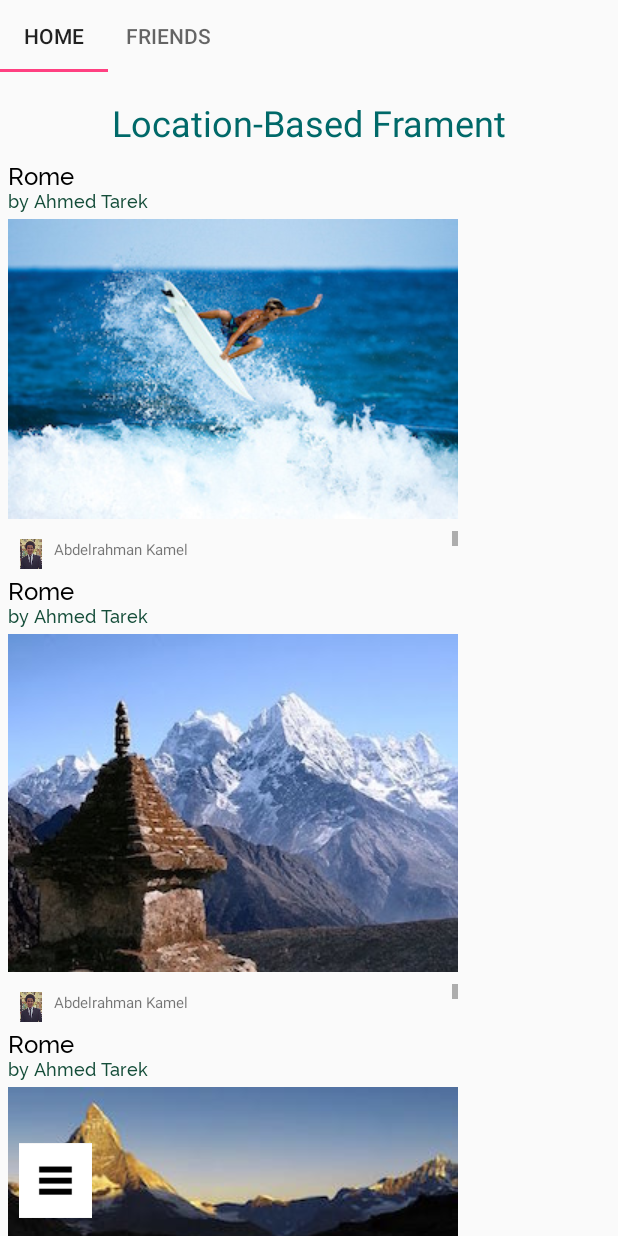
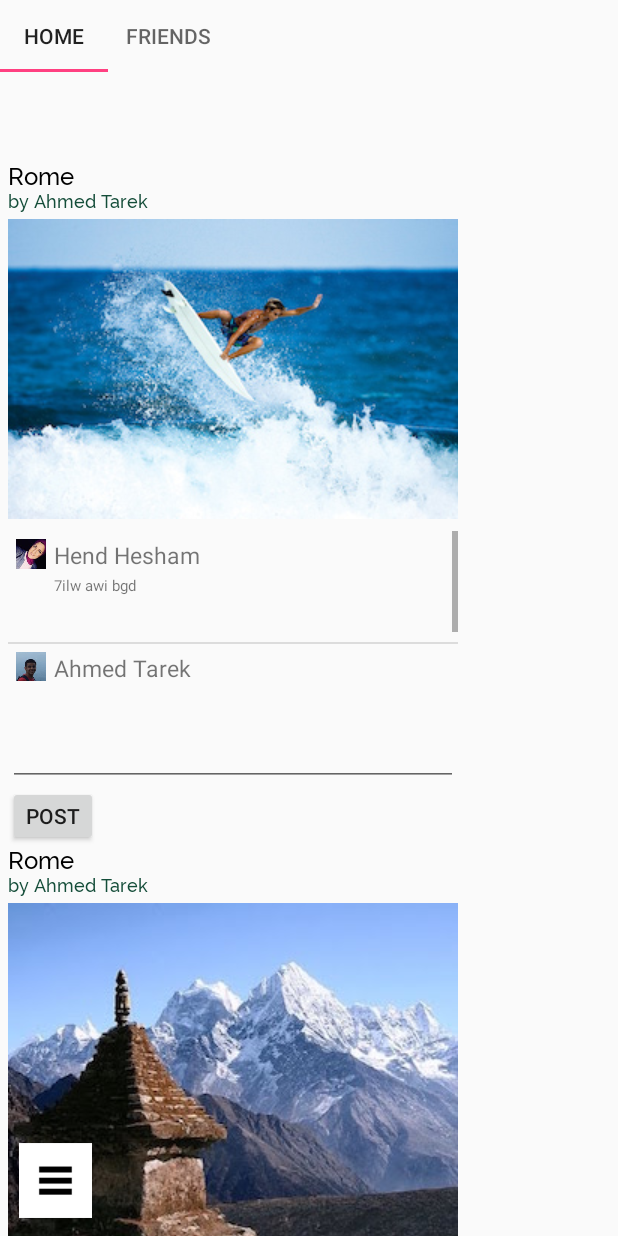
Before and after one commit to azamzamy/GeoApplication, an Android app: the screen it shows after launch (Timeline), after a tap on "Sign In With Facebook", on a phone screen of 412 x 824 dp. Run offline under Robolectric (Android 15) with nearby library versions, the phone set to English and light mode, and no system bars; our stand-ins replace Picasso.

Commit message:
dummy comment section

```diff
--- a/Android/YouAreHere/app/src/main/java/com/example/hp/youarehere/CommentsListAdapter.java
+++ b/Android/YouAreHere/app/src/main/java/com/example/hp/youarehere/CommentsListAdapter.java
@@ -45,15 +45,15 @@ public class CommentsListAdapter extends ArrayAdapter<String>{
         this.friendImage = imgId;
     }
 
-    public CommentsListAdapter(Activity context, ArrayList<String> itemName, ArrayList<Integer> imgId, ArrayList<String> comments) {
-        super(context, R.layout.mylist, itemName);
+    public CommentsListAdapter(Activity context, ArrayList<String> itemName, ArrayList<Integer> imgId, ArrayList<String> comment) {
+        super(context, R.layout.comment, itemName);
         this.context = context;
         this.friendName = itemName;
         this.friendImage = imgId;
         tempImgid = new ArrayList<Integer>();
         tempItemname = new ArrayList<String>();
         tempImgid.addAll(imgId);
-        this.comments.addAll(comments);
+        comments.addAll(comment);
         tempItemname.addAll(itemName);
     }
 
@@ -62,9 +62,11 @@ public class CommentsListAdapter extends ArrayAdapter<String>{
         View rowView = inflater.inflate(R.layout.comment, null, true);
         TextView txtTitle = (TextView) rowView.findViewById(R.id.friendname);
         ImageView imageView = (ImageView) rowView.findViewById(R.id.friendimage);
+        TextView comm = (TextView) rowView.findViewById(R.id.comment);
 
         txtTitle.setText(friendName.get(position));
         imageView.setImageResource(friendImage.get(position));
+        comm.setText(comments.get(position));
 
         return rowView;
     }
--- a/Android/YouAreHere/app/src/main/java/com/example/hp/youarehere/adapters/ImagesAdapter.java
+++ b/Android/YouAreHere/app/src/main/java/com/example/hp/youarehere/adapters/ImagesAdapter.java
@@ -7,6 +7,8 @@ import android.support.v7.widget.RecyclerView;
 import android.view.LayoutInflater;
 import android.view.View;
 import android.view.ViewGroup;
+import android.widget.Button;
+import android.widget.EditText;
 import android.widget.ImageView;
 import android.widget.ListView;
 import android.widget.TextView;
@@ -14,6 +16,7 @@ import android.widget.TextView;
 import com.example.hp.youarehere.CommentsListAdapter;
 import com.example.hp.youarehere.FriendsListAdapter;
 import com.example.hp.youarehere.R;
+import com.example.hp.youarehere.Timeline;
 import com.example.hp.youarehere.utilities.Post;
 import com.squareup.picasso.Picasso;
 
@@ -27,16 +30,16 @@ public class ImagesAdapter extends RecyclerView.Adapter<ImagesAdapter.LocationVi
     Post[] items;
     Context context;
     int version;
-    Activity activity;
+    final Activity activity;
 
     ListView commentsList;
     private CommentsListAdapter adapter;
-    private int[] images = new int[]{R.drawable.ahmedtarek, R.drawable.hend, R.drawable.kamel};
-    private String [] names = {"Ahmed Tarek", "Hend Hesham", "Abdelrahman Kamel"};
-    private String [] commentValues = {"Awesome", "7ilw awi bgd", "yalahwyyy"};
-    private ArrayList<String> friendNames;
-    private ArrayList<Integer> friendImages;
-    private ArrayList<String> comments;
+    private int[] images = new int[]{R.drawable.ahmedtarek, R.drawable.hend};
+    private String [] names = {"Ahmed Tarek", "Hend Hesham"};
+    private String [] commentValues = {"Awesome", "7ilw awi bgd"};
+    public ArrayList<String> friendNames;
+    public ArrayList<Integer> friendImages;
+    public ArrayList<String> comments;
 
 
     public ImagesAdapter(Post[] items, Context context, int version, Activity activity) {
@@ -62,7 +65,7 @@ public class ImagesAdapter extends RecyclerView.Adapter<ImagesAdapter.LocationVi
     }
 
     @Override
-    public void onBindViewHolder(LocationViewHolder holder, int position) {
+    public void onBindViewHolder(final LocationViewHolder holder, int position) {
 
 
         friendNames = new ArrayList<String>();
@@ -70,7 +73,7 @@ public class ImagesAdapter extends RecyclerView.Adapter<ImagesAdapter.LocationVi
         friendImages = new ArrayList<Integer>();
         comments = new ArrayList<String>();
 
-        int i = 2;
+        int i = names.length-1;
         while (i >= 0) {
             friendNames.add(names[i]);
             friendImages.add(images[i]);
@@ -79,7 +82,7 @@ public class ImagesAdapter extends RecyclerView.Adapter<ImagesAdapter.LocationVi
         }
 
 
-        CommentsListAdapter adapter2 = new CommentsListAdapter(activity, friendNames, friendImages, comments);
+        final CommentsListAdapter adapter2 = new CommentsListAdapter(activity, friendNames, friendImages, comments);
 
         holder.commentsList.setAdapter(adapter2);
 
@@ -98,15 +101,42 @@ public class ImagesAdapter extends RecyclerView.Adapter<ImagesAdapter.LocationVi
         }
 
 
+        holder.postButton.setOnClickListener(new View.OnClickListener() {
+
+
+            @Override
+            public void onClick(View v) {
+
+                comments.add(holder.post.getText().toString());
+                friendNames.add("Zamzamy");
+                friendImages.add(R.drawable.zamzamy);
+
+                CommentsListAdapter adapter2 = new CommentsListAdapter(activity, friendNames, friendImages, comments);
+
+                holder.commentsList.setAdapter(adapter2);
+                adapter2.notifyDataSetChanged();
+
+            }
+        });
+
+
+
+
+
     }
 
     class LocationViewHolder extends RecyclerView.ViewHolder {
         ImageView image;
         TextView userName, location;
         ListView commentsList;
+        EditText post;
+        final Button postButton;
+        public LocationViewHolder(final View itemview) {
+            super(itemview);
 
-        public LocationViewHolder(View itemview) {
-            super(itemview);
+            post = (EditText) itemview.findViewById(R.id.post);
+            postButton = (Button)  itemview.findViewById(R.id.postbutton);
+
             image = (ImageView) itemview.findViewById(R.id.image_post);
             userName = (TextView) itemview.findViewById(R.id.user_name);
             location = (TextView) itemview.findViewById(R.id.location);
@@ -117,6 +147,10 @@ public class ImagesAdapter extends RecyclerView.Adapter<ImagesAdapter.LocationVi
                 location.setTypeface(Typeface.createFromAsset(context.getAssets(), "Raleway-Medium.ttf"));
             }
 
+
+
+
+
         }
     }
 }
--- a/Android/YouAreHere/app/src/main/java/com/example/hp/youarehere/fragments/LocationBasedFragment.java
+++ b/Android/YouAreHere/app/src/main/java/com/example/hp/youarehere/fragments/LocationBasedFragment.java
@@ -1,5 +1,6 @@
 package com.example.hp.youarehere.fragments;
 
+import android.content.Context;
 import android.location.Location;
 import android.support.v4.app.Fragment;
 import android.os.Bundle;
@@ -8,6 +9,8 @@ import android.support.v7.widget.RecyclerView;
 import android.view.LayoutInflater;
 import android.view.View;
 import android.view.ViewGroup;
+import android.widget.Button;
+import android.widget.EditText;
 import android.widget.ListView;
 
 import com.example.hp.youarehere.CommentsListAdapter;
@@ -31,12 +34,13 @@ public class LocationBasedFragment extends Fragment {
     LinearLayoutManager locationLinearLayoutManager;
     Post[] locationPosts;
 
+
+
     @Override
     public View onCreateView(LayoutInflater inflater, ViewGroup container,
                               Bundle savedInstanceState) {
 
-        ViewGroup rootView = (ViewGroup) inflater.inflate(R.layout.location_based_fragment, container, false);
-
+        final ViewGroup rootView = (ViewGroup) inflater.inflate(R.layout.location_based_fragment, container, false);
 
         locationPosts = new Post[8];
         for (int i=0; i<locationPosts.length; i++) {
@@ -51,6 +55,9 @@ public class LocationBasedFragment extends Fragment {
 
 
 
+
+
+
         return rootView;
     }
 }
--- a/Android/YouAreHere/app/src/main/res/layout/comment.xml
+++ b/Android/YouAreHere/app/src/main/res/layout/comment.xml
@@ -6,7 +6,6 @@
     android:layout_width="match_parent"
     android:layout_height="50dp"
     android:weightSum="1">
-
 
     <ImageView
         android:id="@+id/friendimage"
@@ -17,12 +16,15 @@
         android:layout_marginRight="5dp"
         android:layout_marginTop="5dp"/>
 
-
+<LinearLayout
+    android:layout_width="wrap_content"
+    android:layout_height="wrap_content"
+    android:orientation="vertical">
     <TextView
         android:id="@+id/friendname"
-        android:layout_width="257dp"
-        android:layout_height="wrap_content"
-        android:textSize="10dp"
+        android:layout_width="200dp"
+        android:layout_height="24dp"
+        android:textSize="15dp"
         android:paddingTop="5dp"
         android:gravity="left" />
 
@@ -30,11 +32,18 @@
 
     <TextView
         android:id="@+id/comment"
-        android:layout_width="257dp"
-        android:layout_height="wrap_content"
+        android:layout_width="200dp"
+        android:layout_height="50dp"
         android:textSize="10dp"
         android:paddingTop="5dp"
-        android:gravity="left" />
+
+
+        android:layout_weight="37.75" />
+
+</LinearLayout>
+
+
+
 
 
 
--- a/Android/YouAreHere/app/src/main/res/layout/location_based_fragment.xml
+++ b/Android/YouAreHere/app/src/main/res/layout/location_based_fragment.xml
@@ -13,7 +13,7 @@
         android:id="@+id/dummy_text"
         android:layout_width="wrap_content"
         android:layout_height="wrap_content"
-        android:text="Location-Based Frament"
+
         android:textSize="24dp"
         android:layout_centerHorizontal="true"
         android:layout_marginTop="60dp"
--- a/Android/YouAreHere/app/src/main/res/layout/location_recycler_view_item.xml
+++ b/Android/YouAreHere/app/src/main/res/layout/location_recycler_view_item.xml
@@ -4,6 +4,7 @@
     android:orientation="vertical"
     android:layout_width="wrap_content"
     android:layout_height="wrap_content"
+    android:id="@+id/locationlayout"
     >
 
     <TextView
@@ -30,7 +31,22 @@
     <ListView
         android:id="@+id/commentsList"
         android:layout_width="match_parent"
-        android:layout_height="wrap_content">
+        android:layout_height="100dp"
+        android:scrollbarAlwaysDrawVerticalTrack="true"
+        >
         </ListView>
 
+    <EditText
+        android:id="@+id/post"
+        android:layout_width="match_parent"
+        android:layout_height="70dp"
+        />
+    <Button
+        android:id="@+id/postbutton"
+        android:text="Post"
+        android:layout_width="60dp"
+        android:layout_height="40dp"
+
+        />
+
 </LinearLayout>
--- a/Android/YouAreHere/app/src/main/res/layout/profile_recycler_view_item.xml
+++ b/Android/YouAreHere/app/src/main/res/layout/profile_recycler_view_item.xml
@@ -11,4 +11,10 @@
         android:layout_width="170dp"
         android:layout_height="170dp" />
 
+    <ListView
+        android:id="@+id/commentsList"
+        android:layout_width="match_parent"
+        android:layout_height="100dp">
+    </ListView>
+
 </LinearLayout>
```
Also changed, not shown: 1 other file.
